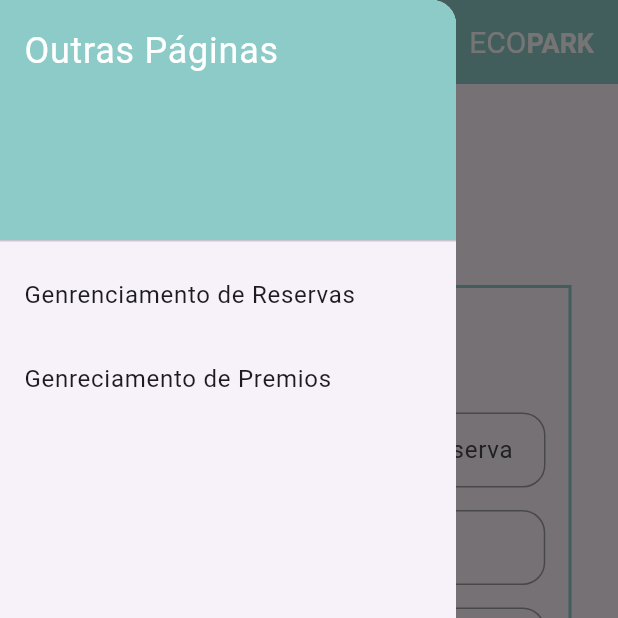
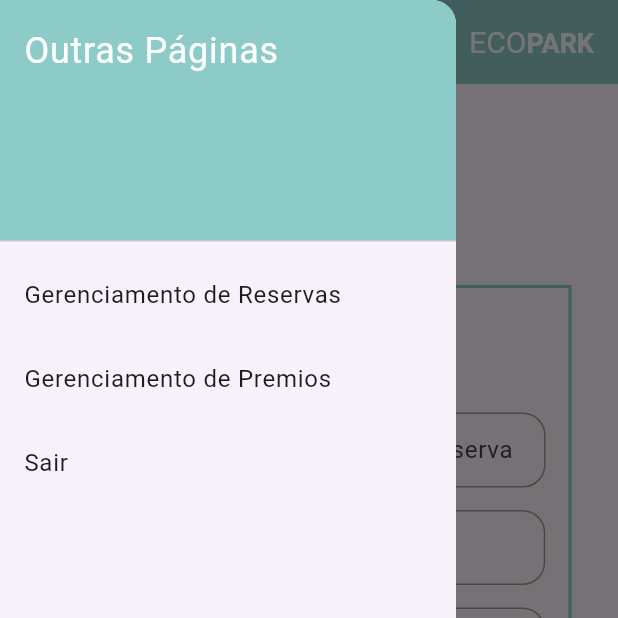
Before and after one commit to rageagainst10/Eco-Park-Desktop-2.0, a Flutter app: the LocalizacaoCadastro screen opened directly, with the side drawer open, on a phone screen of 412 x 824 dp, the top half of it. Run offline on Flutter 3.47's test engine with Material 3 defaults, Android fonts, the phone set to English and light mode, and no system bars; our stand-ins replace flutter_secure_storage, get_it; accounts and stored records are empty; network calls fail.

Commit message:
app atualizado

```diff
--- a/lib/pages/gerenciamentoDeReservas.dart
+++ b/lib/pages/gerenciamentoDeReservas.dart
@@ -1,5 +1,6 @@
 import 'package:ecoparkdesktop/pages/gerencimentoDePremios.dart';
 import 'package:ecoparkdesktop/pages/localizacao.dart';
+import 'package:ecoparkdesktop/pages/login.dart';
 import 'package:flutter/material.dart';
 import '../main.dart';
 import '../models/LocationModel.dart';
@@ -168,7 +169,7 @@ class _GerenciamentoDeReservaState extends State<GerenciamentoDeReserva> {
               ),
             ),
             ListTile(
-              title: Text('Localizacao Cadastro'),
+              title: Text('Cadastro de Localizacao'),
               onTap: () {
                 Navigator.of(context).push(
                   MaterialPageRoute(builder: (context) => LocalizacaoCadastro()),
@@ -176,10 +177,18 @@ class _GerenciamentoDeReservaState extends State<GerenciamentoDeReserva> {
               },
             ),
             ListTile(
-              title: Text('Genreciamento de Premios'),
+              title: Text('Gerenciamento de Premios'),
               onTap: () {
                 Navigator.of(context).push(
                   MaterialPageRoute(builder: (context) => GerenciamentoDePremios()),
+                );
+              },
+            ),
+            ListTile(
+              title: Text('Sair'),
+              onTap: () {
+                Navigator.of(context).push(
+                  MaterialPageRoute(builder: (context) => Login()),
                 );
               },
             ),
--- a/lib/pages/gerencimentoDePremios.dart
+++ b/lib/pages/gerencimentoDePremios.dart
@@ -1,5 +1,6 @@
 import 'package:ecoparkdesktop/pages/gerenciamentoDeReservas.dart';
 import 'package:ecoparkdesktop/pages/localizacao.dart';
+import 'package:ecoparkdesktop/pages/login.dart';
 import 'package:ecoparkdesktop/widgets/AppBarPersonalizado.dart';
 import 'package:flutter/material.dart';
 
@@ -119,7 +120,7 @@ class _HomeGerenciamentoDePremiosState
               ),
             ),
             ListTile(
-              title: Text('Genreciamento de reservas'),
+              title: Text('Gerenciamento de reservas'),
               onTap: () {
                   Navigator.of(context).push(
                   MaterialPageRoute(builder: (context) => GerenciamentoDeReserva()),
@@ -127,10 +128,18 @@ class _HomeGerenciamentoDePremiosState
               },
             ),
             ListTile(
-              title: Text('Localizacao Cadastro'),
+              title: Text('Cadastro de Localização'),
               onTap: () {
                 Navigator.of(context).push(
                   MaterialPageRoute(builder: (context) => LocalizacaoCadastro()),
+                );
+              },
+            ),
+            ListTile(
+              title: Text('Sair'),
+              onTap: () {
+                Navigator.of(context).push(
+                  MaterialPageRoute(builder: (context) => Login()),
                 );
               },
             ),
--- a/lib/pages/localizacao.dart
+++ b/lib/pages/localizacao.dart
@@ -1,26 +1,31 @@
+import 'package:ecoparkdesktop/main.dart';
 import 'package:ecoparkdesktop/pages/gerenciamentoDeReservas.dart';
 import 'package:ecoparkdesktop/pages/gerencimentoDePremios.dart';
 import 'package:ecoparkdesktop/pages/login.dart';
 import 'package:ecoparkdesktop/widgets/AppBarPersonalizado.dart';
 import 'package:ecoparkdesktop/widgets/CaixaDeTextoCadastro.dart';
 import 'package:flutter/material.dart';
+import 'package:http/http.dart' as http;
+  import 'dart:convert';
+
+import '../services/storage_service.dart';
 
 // Classe modelo para representar os dados do formulário
 class FormularioData {
-  final String tempoLR;
-  final String taxaReserva;
-  final String nomeLocalizacao;
-  final String endereco;
-  final String taxaCancelamento;
-  final String taxaCustoPorHora;
+  final String reservationGraceInMinutes;
+  final String reservationFeeRate;
+  final String name;
+  final String address;
+  final String cancellationFeeRate;
+  final String hourlyParkingRate;
 
   FormularioData({
-    required this.tempoLR,
-    required this.taxaReserva,
-    required this.nomeLocalizacao,
-    required this.endereco,
-    required this.taxaCancelamento,
-    required this.taxaCustoPorHora,
+    required this.reservationGraceInMinutes,
+    required this.reservationFeeRate,
+    required this.name,
+    required this.address,
+    required this.cancellationFeeRate,
+    required this.hourlyParkingRate,
   });
 }
 
@@ -32,6 +37,12 @@ class LocalizacaoCadastro extends StatefulWidget {
 }
 
 class _LocalizacaoCadastroState extends State<LocalizacaoCadastro> {
+
+  Future<String?> _getToken() async {
+    return await _storageService.getToken();
+  }
+
+  final StorageService _storageService = getIt<StorageService>();
   final TextEditingController _tempoLRController = TextEditingController();
   final TextEditingController _taxaReservaController = TextEditingController();
   final TextEditingController _nomeLocalizacaoController = TextEditingController();
@@ -39,19 +50,44 @@ class _LocalizacaoCadastroState extends State<LocalizacaoCadastro> {
   final TextEditingController _taxaCancelamentoController = TextEditingController();
   final TextEditingController _taxaCustoPorHoraController = TextEditingController();
 
-  void _enviarDadosParaAPI() {
-    // Criar uma instância do modelo de dados com os valores dos campos de texto
-    FormularioData data = FormularioData(
-      tempoLR: _tempoLRController.text,
-      taxaReserva: _taxaReservaController.text,
-      nomeLocalizacao: _nomeLocalizacaoController.text,
-      endereco: _enderecoController.text,
-      taxaCancelamento: _taxaCancelamentoController.text,
-      taxaCustoPorHora: _taxaCustoPorHoraController.text,
-    );
+Future _enviarDadosParaAPI() async {
+  // Criar uma instância do modelo de dados com os valores dos campos de texto
+  FormularioData data = FormularioData(
+    reservationGraceInMinutes: _tempoLRController.text,
+    reservationFeeRate: _taxaReservaController.text,
+    name: _nomeLocalizacaoController.text,
+    address: _enderecoController.text,
+    cancellationFeeRate: _taxaCancelamentoController.text,
+    hourlyParkingRate: _taxaCustoPorHoraController.text,
+  );
 
-    // Lógica para enviar os dados para a API
+  final token = await _storageService.getToken();
+
+ final response = await http.post(
+    Uri.parse("https://wa-dev-ecopark-api.azurewebsites.net/Location"),
+    headers: {
+      'Authorization': 'Bearer $token',
+      'Content-Type': 'application/json', // Define o tipo de conteúdo como JSON
+    },
+    body: jsonEncode({
+      'name': data.name,
+      'address': data.address,
+      'reservationGraceInMinutes': int.parse(data.reservationGraceInMinutes),
+      'cancellationFeeRate': double.parse(data.cancellationFeeRate),
+      'reservationFeeRate': double.parse(data.reservationFeeRate),
+      'hourlyParkingRate': double.parse(data.hourlyParkingRate),
+    }),
+  );
+
+  if (response.statusCode == 200) {
+    // Sucesso
+    print('Dados enviados com sucesso');
+  } else {
+    // Falha
+    print('Falha ao enviar dados: ${response.body}');
   }
+}
+
 
   @override
   Widget build(BuildContext context) {
@@ -76,7 +112,7 @@ appBar: AppBarPersonalizado(
               ),
             ),
             ListTile(
-              title: Text('Genrenciamento de Reservas'),
+              title: Text('Gerenciamento de Reservas'),
               onTap: () {
                 Navigator.of(context).push(
                   MaterialPageRoute(builder: (context) => GerenciamentoDeReserva()),
@@ -84,10 +120,18 @@ appBar: AppBarPersonalizado(
               },
             ),
             ListTile(
-              title: Text('Genreciamento de Premios'),
+              title: Text('Gerenciamento de Premios'),
               onTap: () {
                   Navigator.of(context).push(
                   MaterialPageRoute(builder: (context) => GerenciamentoDePremios()),
+                );
+              },
+            ),
+            ListTile(
+              title: Text('Sair'),
+              onTap: () {
+                Navigator.of(context).push(
+                  MaterialPageRoute(builder: (context) => Login()),
                 );
               },
             ),
```
